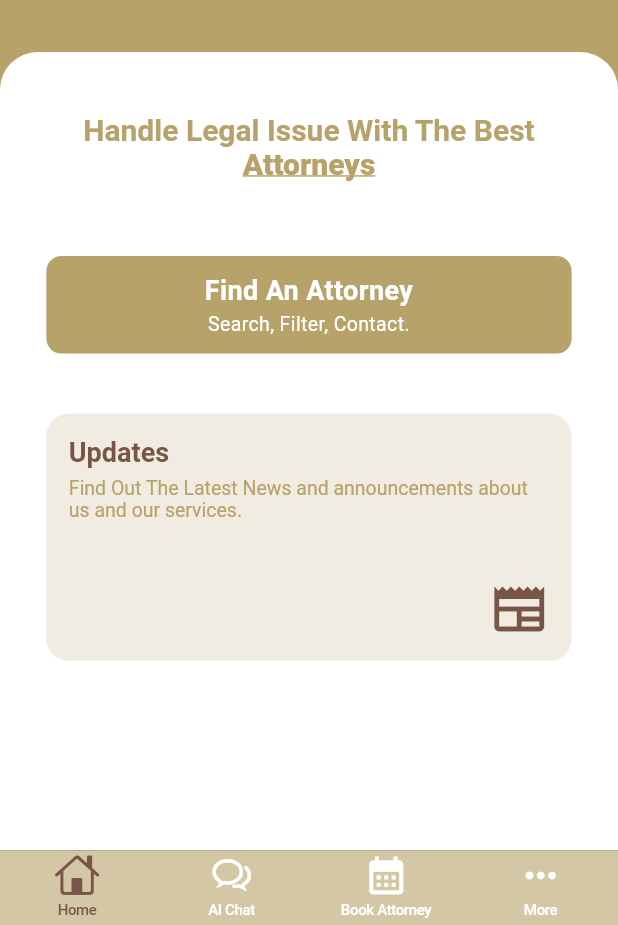
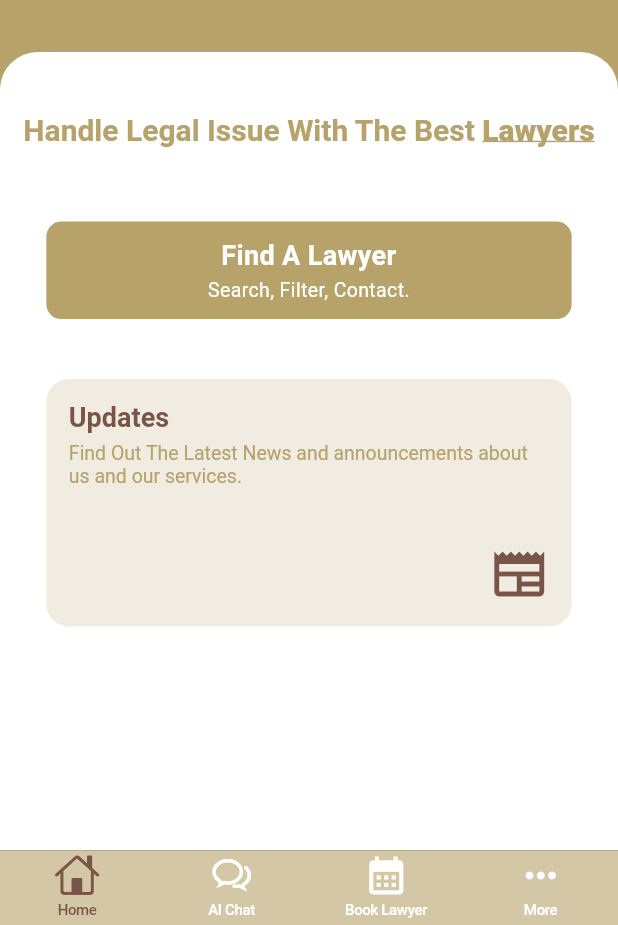
Before and after one commit to MrHassni/Laws, a Flutter app: the BottomNavScreen screen opened directly, on a phone screen of 412 x 824 dp, the part 311-1236 px from its top. Run offline on Flutter 3.47's test engine with Material 3 defaults, Android fonts, the phone set to English and light mode, and no system bars; our stand-ins replace dropdown_button2, flutter_datetime_picker_plus, geolocator, google_maps_flutter, image_picker, permission_handler and 1 more; missing offline and left inert: flutter_inappwebview; accounts and stored records are empty; network calls fail.

Commit message:
Wed 11 Sep 2024 Commit.

```diff
--- a/lib/models/appointments_model.dart
+++ b/lib/models/appointments_model.dart
@@ -24,15 +24,15 @@ class AppointmentModel {
   final int id;
   final int typeId;
   final int ethnicityId;
-  final int visaTypeId;
+  final dynamic visaTypeId;
   final String firstname;
   final String lastname;
   final String gender;
   final String experience;
   final dynamic hourlyRate;
   final String description;
-  final String fields;
-  final String website;
+  final dynamic fields;
+  final dynamic website;
   final String phoneNo;
   final String email;
   final dynamic password;
@@ -51,10 +51,10 @@ class AppointmentModel {
   final dynamic locality;
   final dynamic administrativeAreaLevel1;
   final dynamic postalCode;
-  final String country;
-  final String ethnicityName;
-  final String lawyersType;
-  final String visaTypeName;
+  final dynamic country;
+  final dynamic ethnicityName;
+  final dynamic lawyersType;
+  final dynamic visaTypeName;
 
   AppointmentModel({
     required this.appId,
--- a/lib/screens/appointment_screens/lawyer_details_screen.dart
+++ b/lib/screens/appointment_screens/lawyer_details_screen.dart
@@ -9,9 +9,9 @@ import 'appointment_add_details_screen.dart';
 
 class LawyerDetailsScreen extends StatefulWidget {
   final LawyerModel theLawyer;
+  final String typeWidget;
 
-  const LawyerDetailsScreen({Key? key, required this.theLawyer})
-      : super(key: key);
+  const LawyerDetailsScreen({super.key, required this.theLawyer, required this.typeWidget});
 
   @override
   State<LawyerDetailsScreen> createState() => _LawyerDetailsScreenState();
@@ -52,7 +52,7 @@ class _LawyerDetailsScreenState extends State<LawyerDetailsScreen> {
                     width: 10,
                   ),
                   Text(
-                    'Solicitors',
+                    widget.typeWidget,
                     style: TextStyle(
                         fontSize: 25,
                         fontWeight: FontWeight.bold,
--- a/lib/screens/appointment_screens/lawyers_ctegories_list_screen.dart
+++ b/lib/screens/appointment_screens/lawyers_ctegories_list_screen.dart
@@ -7,8 +7,9 @@ import '../../constants/constants.dart';
 import '../../providers/lawyer_provider.dart';
 
 class LawyersCategoriesListScreen extends StatefulWidget {
-  const LawyersCategoriesListScreen({Key? key, required this.type}) : super(key: key);
+  const LawyersCategoriesListScreen({super.key, required this.type, required this.typeName});
   final int type;
+  final String typeName;
 
   @override
   State<LawyersCategoriesListScreen> createState() => _LawyersCategoriesListScreenState();
@@ -44,7 +45,7 @@ class _LawyersCategoriesListScreenState extends State<LawyersCategoriesListScree
                       const SizedBox(width: 10,),
                       SizedBox(
                           width: MediaQuery.of(context).size.width * 0.8,
-                          child: Text('Select Required Attorney\'s Field', style: TextStyle(fontSize: 25, fontWeight: FontWeight.bold, color: Colors.brown.shade500),))
+                          child: Text('Select Required ${widget.typeName}\'s Field', style: TextStyle(fontSize: 25, fontWeight: FontWeight.bold, color: Colors.brown.shade500),))
                     ],
                   ),
                   ListView.builder(
@@ -63,11 +64,11 @@ class _LawyersCategoriesListScreenState extends State<LawyersCategoriesListScree
                           });
                           provider.getLawyersByField(fieldId: provider.lawyersCategories[index]['id'], typeId: widget.type, ethnicity: '', location: '', ).then((_){
                             if(provider.lawyersByField.isNotEmpty){
-                              Navigator.push(context, MaterialPageRoute(builder: (context) => const LawyersListScreen()));
+                              Navigator.push(context, MaterialPageRoute(builder: (context) =>  LawyersListScreen(typeName: widget.typeName,)));
                             }else{
                               errorSnackBar(
                                   context: context,
-                                  message: 'No Attorney Available');
+                                  message: 'No Lawyer Available');
                             }
                             loading = false;
                           });
--- a/lib/screens/bottom_nav_screens/bottom_nav_screen.dart
+++ b/lib/screens/bottom_nav_screens/bottom_nav_screen.dart
@@ -77,7 +77,7 @@ class BottomNavScreenState extends State<BottomNavScreen> {
                 ),
                 BottomNavigationBarItem(
                   icon: Icon(Icons.calendar_month),
-                  label: "Book Attorney",
+                  label: "Book Lawyer",
                 ),
                 BottomNavigationBarItem(
                   icon: Icon(Icons.more_horiz),
--- a/lib/screens/map_screens/map_screens.dart
+++ b/lib/screens/map_screens/map_screens.dart
@@ -1011,7 +1011,7 @@ class MapScreenState extends State<MapScreen> {
                                                             null
                                                     ? const SizedBox()
                                                     : const Text(
-                                                        'Attorney Info',
+                                                        'Lawyer Info',
                                                         style: TextStyle(
                                                             color: Colors.white,
                                                             fontSize: 16,
@@ -1614,7 +1614,7 @@ class MapScreenState extends State<MapScreen> {
                                                         null
                                                 ? const SizedBox()
                                                 : const Text(
-                                                    'Attorney Info',
+                                                    'Lawyer Info',
                                                     style: TextStyle(
                                                         color: Colors.white,
                                                         fontSize: 16,
--- a/lib/screens/start_screen/start_screen.dart
+++ b/lib/screens/start_screen/start_screen.dart
@@ -114,7 +114,7 @@ class _StartScreenState extends State<StartScreen> {
                                 fontSize: 20),
                             children: const <TextSpan>[
                               TextSpan(
-                                  text: 'Attorneys',
+                                  text: 'Lawyers',
                                   style: TextStyle(
                                     fontWeight: FontWeight.w800,
                                     decoration: TextDecoration.underline,
@@ -148,7 +148,7 @@ class _StartScreenState extends State<StartScreen> {
                               child: const Column(
                                 crossAxisAlignment: CrossAxisAlignment.center,
                                 children: [
-                                  Text('Find An Attorney',
+                                  Text('Find A Lawyer',
                                       textAlign: TextAlign.center,
                                       style: TextStyle(
                                           fontWeight: FontWeight.bold,
--- a/pubspec.yaml
+++ b/pubspec.yaml
@@ -15,7 +15,7 @@ publish_to: 'none' # Remove this line if you wish to publish to pub.dev
 # In iOS, build-name is used as CFBundleShortVersionString while build-number used as CFBundleVersion.
 # Read more about iOS versioning at
 # https://developer.apple.com/library/archive/documentation/General/Reference/InfoPlistKeyReference/Articles/CoreFoundationKeys.html
-version: 1.1.3+2
+version: 1.0.0+1
 
 environment:
   sdk: ">=2.17.6 <3.0.0"
```
Also changed, not shown: lib/providers/lawyer_provider.dart (+8 -6 lines), lib/screens/appointment_screens/lawyers_list_screen.dart (+5 -3 lines), lib/screens/appointment_screens/lawyers_types_screen.dart (+61 -22 lines), lib/screens/appointment_screens/my_appointments.dart (+13 -4 lines), pubspec.lock, 8 other files.
